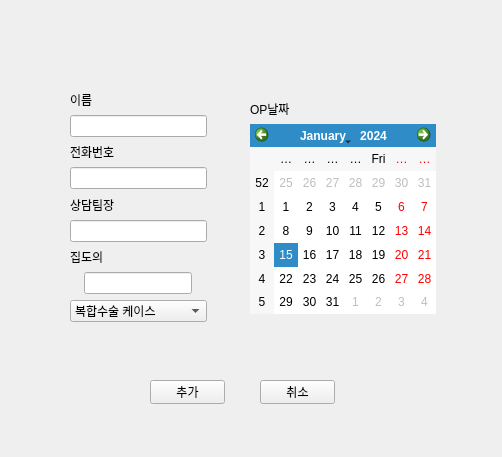
Qt form modelplus.ui (ghost488/newlinemodel) before a commit.
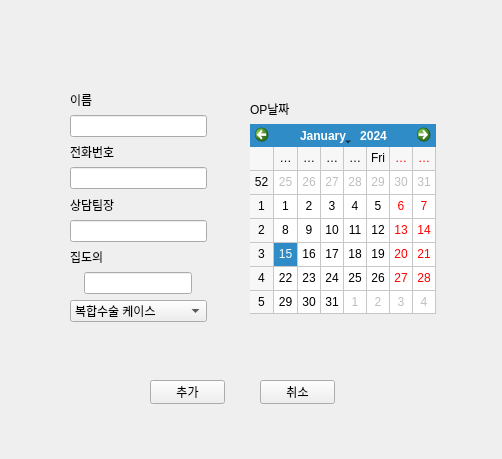
The same form after that commit.

```diff
--- a/modelplus.ui
+++ b/modelplus.ui
@@ -7,7 +7,7 @@
     <x>0</x>
     <y>0</y>
     <width>502</width>
-    <height>457</height>
+    <height>459</height>
    </rect>
   </property>
   <property name="windowTitle">
@@ -39,7 +39,7 @@
     <string>취소</string>
    </property>
   </widget>
-  <widget class="QWidget" name="">
+  <widget class="QWidget" name="layoutWidget">
    <property name="geometry">
     <rect>
      <x>250</x>
@@ -57,11 +57,15 @@
      </widget>
     </item>
     <item>
-     <widget class="QCalendarWidget" name="calendarWidget"/>
+     <widget class="QCalendarWidget" name="operationDate">
+      <property name="gridVisible">
+       <bool>true</bool>
+      </property>
+     </widget>
     </item>
    </layout>
   </widget>
-  <widget class="QWidget" name="">
+  <widget class="QWidget" name="layoutWidget">
    <property name="geometry">
     <rect>
      <x>70</x>
```
Left out of the diff: 23 changed lines with no effect on the pictures.
